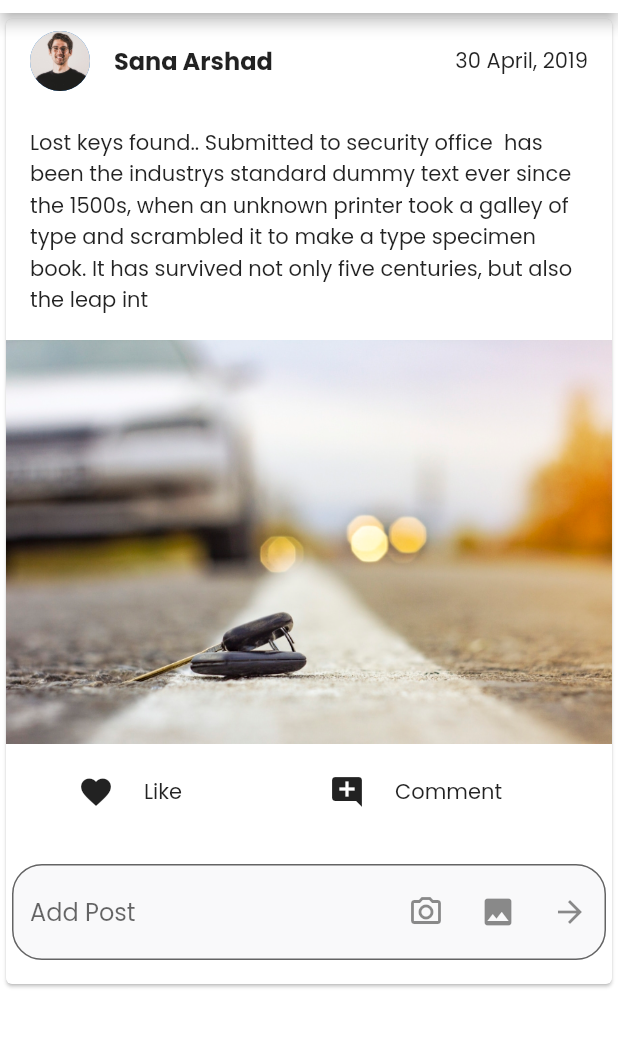
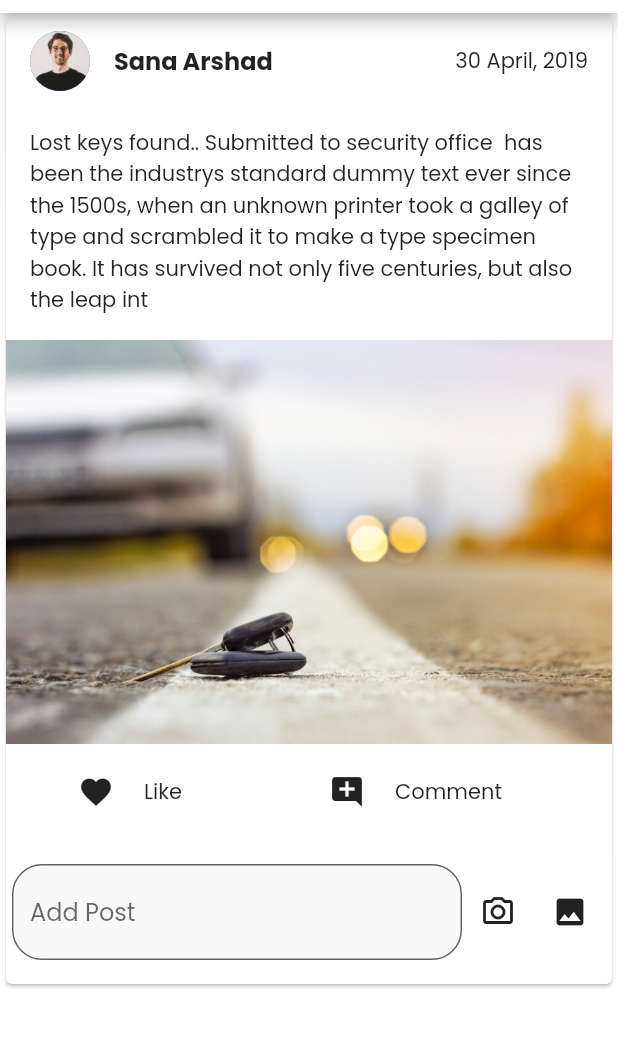
Before and after one commit to haseeburrehmanfaheem/BackSpace, a Flutter app: the Feed screen opened directly, on a phone screen of 412 x 824 dp, the part 71-1119 px from its top. Run offline on Flutter 3.47's test engine with Material 2 defaults, Android fonts, the phone set to English and light mode, and no system bars; our stand-ins replace cloud_firestore, firebase_auth, firebase_core, firebase_storage, flutter_rating_bar, fluttertoast and 4 more; accounts and stored records are empty.

```diff
--- a/lib/pages/NFeed.dart
+++ b/lib/pages/NFeed.dart
@@ -1,6 +1,7 @@
 import 'dart:io';
 
 import 'package:backspace/pages/Notification.dart';
+import 'package:backspace/pages/add-post.dart';
 import 'package:backspace/pages/newsfeed.dart';
 import 'package:cloud_firestore/cloud_firestore.dart';
 import 'package:flutter/material.dart';
@@ -8,7 +9,6 @@ import 'package:backspace/helper/demo_values.dart';
 import 'package:flutter/services.dart';
 import 'package:flutter/widgets.dart';
 import 'package:image_picker/image_picker.dart';
-import 'package:sticky_float_button/sticky_float_button.dart';
 
 import '../components/newsFeed/post-body/posts-text.dart';
 import '../components/newsFeed/post-header/user-icon-name.dart';
@@ -18,7 +18,6 @@ final usersRef = FirebaseFirestore.instance
 
 class Feed extends StatelessWidget {
   const Feed({Key? key}) : super(key: key);
-
 
   @override
   Widget build(BuildContext context) {
@@ -40,7 +39,8 @@ class Feed extends StatelessWidget {
                   onPressed: () {
                     showSearch(
                       context: context,
-                    delegate: MyDelegate(),);
+                      delegate: MyDelegate(),
+                    );
                     // Navigator.push(
                     //   context,
                     //   MaterialPageRoute(builder: (context) => const Noti()),
@@ -151,7 +151,7 @@ class _timeline extends State<timeline> {
 //     print(allData);
 // }
 
-newPage (context) {
+newPage(context) {
   Navigator.push(
     context,
     MaterialPageRoute(builder: (context) => const Noti()),
@@ -224,7 +224,9 @@ class _PostFooter extends State<PostFooter> {
 }
 
 class AddPostForm extends StatefulWidget {
-  const AddPostForm({Key? key}) : super(key: key);
+  final Function(File)? changeState;
+
+  const AddPostForm({Key? key, this.changeState}) : super(key: key);
 
   @override
   AddPostFormState createState() => AddPostFormState();
@@ -243,6 +245,7 @@ class AddPostFormState extends State<AddPostForm> {
       final imageTemp = File(image.path);
 
       setState(() => this.image = imageTemp);
+      widget.changeState!(imageTemp);
     } on PlatformException catch (e) {
       print('Failed to pick image: $e');
     }
@@ -268,7 +271,13 @@ class AddPostFormState extends State<AddPostForm> {
       key: _formKey,
       child: Padding(
         padding: const EdgeInsets.symmetric(horizontal: 4, vertical: 16),
+        child: Row(
+            // mainAxisAlignment: MainAxisAlignment.spaceBetween, // added line
+            // mainAxisSize: MainAxisSize.min, // added line
+            children: <Widget>[
+              Expanded(
                 child: TextFormField(
+                  onTap: () {},
                   // keyboardType: TextInputType.multiline,
                   // minLines: 1,
                   // maxLines: null,
@@ -282,45 +291,41 @@ class AddPostFormState extends State<AddPostForm> {
                     hintText: "Add Post",
                     fillColor: const Color(0xfff9f9fa),
                     filled: true,
-                suffixIcon: Row(
-                  mainAxisAlignment:
-                      MainAxisAlignment.spaceBetween, // added line
-                  mainAxisSize: MainAxisSize.min, // added line
-                  children: <Widget>[
+                    border: OutlineInputBorder(
+                      borderRadius: BorderRadius.circular(20.0),
+                    ),
+                  ),
+                ),
+              ),
               IconButton(
-                        onPressed: handleTakephoto, //Open Camera here
+                  onPressed: () {
+                    Navigator.push(
+                      context,
+                      MaterialPageRoute(builder: (context) => AddPostPage()),
+                    );
+                  }, //Open Camera here
                   icon: const Icon(Icons.camera_alt_outlined)),
               IconButton(
                   onPressed: handleChoosefromgallery, //Open Gallery here
                   icon: const Icon(Icons.photo)),
-                    IconButton(
-                        onPressed: () {}, //post the post
-                        icon: const Icon(Icons.arrow_forward)),
-                  ],
+            ]),
       ),
-                border: OutlineInputBorder(
-                  borderRadius: BorderRadius.circular(20.0),
-                ),
-              ),
-            ))));
+    ));
   }
 }
-
 
 class MyDelegate extends SearchDelegate {
   @override
   Widget? buildLeading(BuildContext context) => IconButton(
-    onPressed: () => close(context, null),
-    icon: Icon(Icons.arrow_back));
+      onPressed: () => close(context, null), icon: Icon(Icons.arrow_back));
 
   @override
   List<Widget>? buildActions(BuildContext context) => [
         IconButton(
             onPressed: () {
-        if(query.isEmpty){
+              if (query.isEmpty) {
                 close(context, null);
-        }
-        else {
+              } else {
                 query = '';
               }
               // query = '';
@@ -332,12 +337,13 @@ class MyDelegate extends SearchDelegate {
   Widget buildResults(BuildContext context) => Center(
         child: Text(
           query,
-      style: const TextStyle(fontSize: 20,),
+          style: const TextStyle(
+            fontSize: 20,
+          ),
         ),
       );
   // TODO: implement buildResults
   // throw UnimplementedError();
-
 
   @override
   Widget buildSuggestions(BuildContext context) {
@@ -357,7 +363,7 @@ class MyDelegate extends SearchDelegate {
           onTap: () {
             query = sug;
             showResults(context);
-          } ,
+          },
         );
       },
     );
--- a/pubspec.yaml
+++ b/pubspec.yaml
@@ -48,7 +48,7 @@ dependencies:
 
   image_picker: ^0.8.5
   flutter_rating_bar: ^4.0.0
-  sticky_float_button: ^0.0.3
+  firebase_storage: ^10.2.11
 
 dev_dependencies:
   flutter_test:
```
Also changed, not shown: lib/api/firebase-api.dart (added, +17 -0 lines), lib/pages/add-post.dart (added, +82 -0 lines), pubspec.lock, 1 other file. Lines whose indentation alone changed are shown as unchanged.
